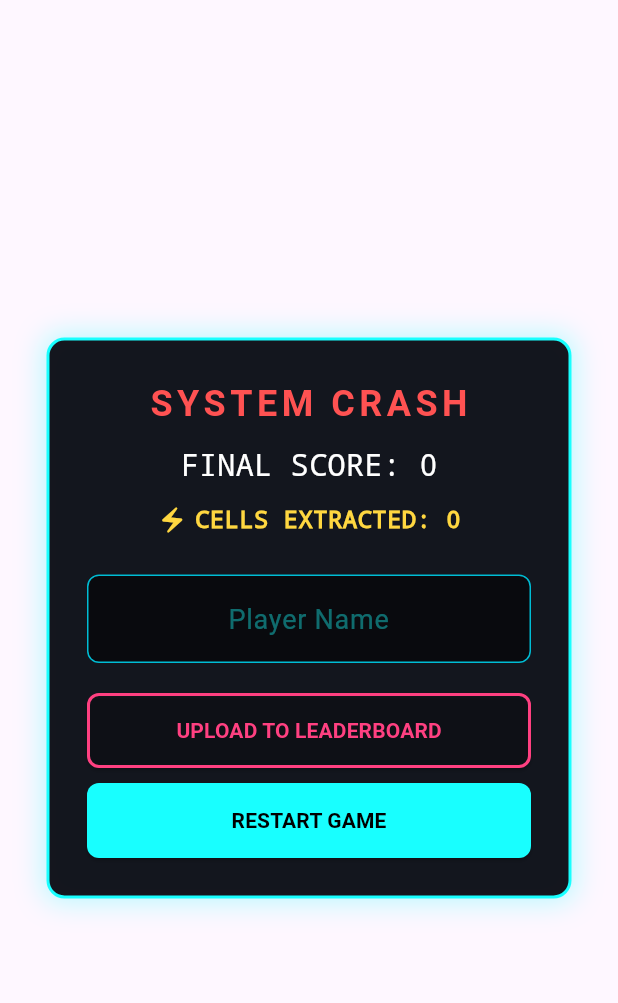
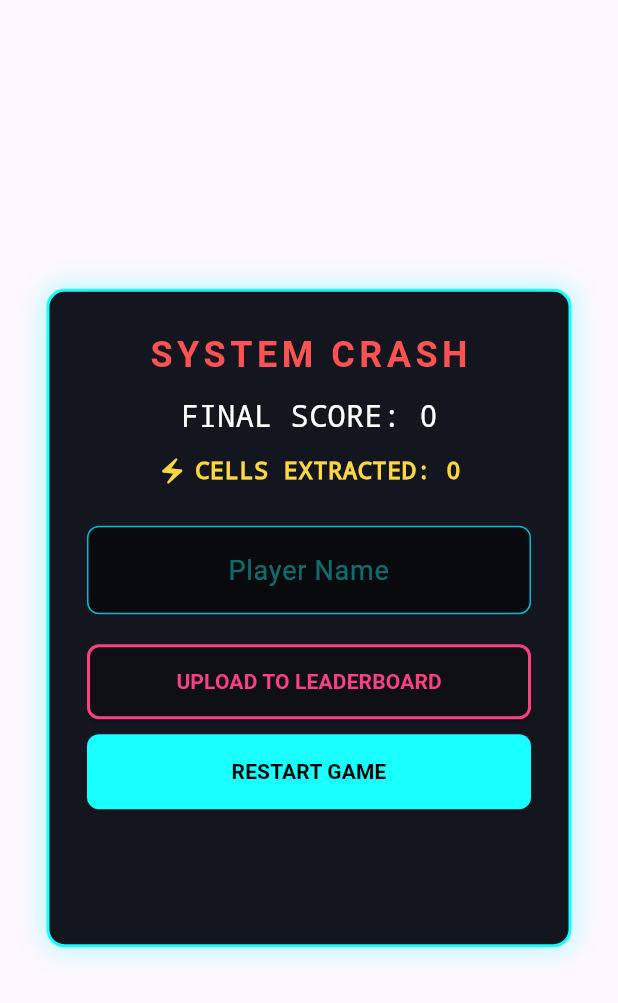
Before and after one commit to HarshG912/maglev-flip, a Flutter app: the GameOverMenu widget shown alone on an empty page, opened directly with empty values, on a phone screen of 412 x 824 dp. Shown: the top 1003 px of the screen. Run offline on Flutter 3.47's test engine with Material 3 defaults, Android fonts, the phone set to English and light mode, and no system bars; our stand-ins replace audioplayers, csv, google_mobile_ads, share_plus, supabase_flutter, video_player; missing offline and left inert: flame, flame_audio; accounts and stored records are empty; network calls fail.

Commit message:
objects alignement rectified

```diff
--- /dev/null
+++ b/lib/ad_banner.dart
@@ -0,0 +1,77 @@
+import 'package:flutter/foundation.dart';
+import 'package:flutter/material.dart';
+import 'package:google_mobile_ads/google_mobile_ads.dart';
+
+class AdBannerWidget extends StatefulWidget {
+  const AdBannerWidget({super.key});
+
+  @override
+  State<AdBannerWidget> createState() => _AdBannerWidgetState();
+}
+
+class _AdBannerWidgetState extends State<AdBannerWidget> {
+  BannerAd? _bannerAd;
+  bool _isLoaded = false;
+
+  // The actual ad unit ID for the banner
+  final String adUnitId = (defaultTargetPlatform == TargetPlatform.android)
+    ? 'ca-app-pub-8549088389116177/6950861234'
+    : 'ca-app-pub-3940256099942544/2934735716'; // Fallback iOS test ID
+
+  @override
+  void initState() {
+    super.initState();
+    if (!kIsWeb) {
+      _loadAd();
+    }
+  }
+
+  void _loadAd() {
+    final bannerAd = BannerAd(
+      size: AdSize.banner,
+      adUnitId: adUnitId,
+      request: const AdRequest(),
+      listener: BannerAdListener(
+        onAdLoaded: (ad) {
+          if (!mounted) {
+            ad.dispose();
+            return;
+          }
+          setState(() {
+            _bannerAd = ad as BannerAd;
+            _isLoaded = true;
+          });
+        },
+        onAdFailedToLoad: (ad, error) {
+          print('BannerAd failed to load: $error');
+          ad.dispose();
+        },
+      ),
+    );
+    bannerAd.load();
+  }
+
+  @override
+  void dispose() {
+    _bannerAd?.dispose();
+    super.dispose();
+  }
+
+  @override
+  Widget build(BuildContext context) {
+    if (_isLoaded && _bannerAd != null) {
+      return Container(
+        width: _bannerAd!.size.width.toDouble(),
+        height: _bannerAd!.size.height.toDouble(),
+        alignment: Alignment.center,
+        child: AdWidget(ad: _bannerAd!),
+      );
+    }
+
+    // Return an empty box if the ad hasn't loaded yet to avoid Layout Shift
+    return const SizedBox(
+      width: 320,
+      height: 50,
+    );
+  }
+}
--- a/lib/maglev_flip_game.dart
+++ b/lib/maglev_flip_game.dart
@@ -127,6 +127,9 @@ class MaglevFlipGame extends FlameGame with TapCallbacks, HasCollisionDetection
   @override
   FutureOr<void> onLoad() async {
     super.onLoad();
+
+    // Turn this on! It draws neon boxes around all hitboxes.
+    debugMode = true;
 
     // Set the audio player to loop infinitely
     await bgmPlayer.setReleaseMode(ReleaseMode.loop);
@@ -946,7 +949,8 @@ class MaglevFlipGame extends FlameGame with TapCallbacks, HasCollisionDetection
 }
 
 class RailComponent extends SpriteComponent with HasGameRef<MaglevFlipGame> {
-  RailComponent({required super.position, required super.size});
+  RailComponent({required Vector2 position, required Vector2 size})
+      : super(position: position, size: size, anchor: Anchor.center);
 
   @override
   FutureOr<void> onLoad() async {
@@ -964,10 +968,7 @@ class PlayerComponent extends SpriteComponent with CollisionCallbacks, HasGameRe
   final Random _random = Random();
   double _trailTimer = 0; // Keeps track of when to spit out a new spark
 
-  PlayerComponent({required this.rail}) : super(size: playerSize) {
-    // Keep the anchor exactly in the center to make math and rotation easier
-    anchor = Anchor.center;
-  }
+  PlayerComponent({required this.rail}) : super(size: playerSize, anchor: Anchor.center);
 
   @override
   FutureOr<void> onLoad() async {
@@ -1191,9 +1192,7 @@ class DataShard extends PositionComponent with CollisionCallbacks, HasGameRef<Ma
   double _animationTime = 0;
 
   DataShard({required this.isTop, required Vector2 position})
-      : super(position: position, size: Vector2(24, 24)) {
-    anchor = Anchor.center;
-  }
+      : super(position: position, size: Vector2(24, 24), anchor: Anchor.center);
 
   final Paint _paint = Paint()
     ..color = Colors.amberAccent
@@ -1245,9 +1244,7 @@ class Obstacle extends SpriteComponent with HasGameRef<MaglevFlipGame>, Collisio
   final bool isTop;
 
   Obstacle({required this.isTop, required Vector2 position, required Sprite sprite})
-      : super(position: position, size: Vector2(80, 80), sprite: sprite) {
-    anchor = Anchor.center;
-  }
+      : super(position: position, size: Vector2(80, 80), sprite: sprite, anchor: Anchor.center);
 
   @override
   FutureOr<void> onLoad() async {
--- a/lib/main.dart
+++ b/lib/main.dart
@@ -8,9 +8,18 @@ import 'package:path_provider/path_provider.dart';
 import 'maglev_flip_game.dart';
 import 'audio_manager.dart';
 import 'ui/widgets/video_background.dart';
+import 'ad_banner.dart';
+
+import 'package:flutter/foundation.dart';
+import 'package:google_mobile_ads/google_mobile_ads.dart';
 
 Future<void> main() async {
   WidgetsFlutterBinding.ensureInitialized();
+
+  // Initialize Google Mobile Ads ONLY on Native, AdSense handles Web natively via index.html
+  if (!kIsWeb) {
+    await MobileAds.instance.initialize();
+  }
 
   await Supabase.initialize(
     url: 'https://hteolkfbjmouicmyuxqv.supabase.co',
@@ -553,7 +562,11 @@ class _MainMenuState extends State<MainMenu> {
                   ],
                 ),
               ),
-            ]
+            ],
+
+            const SizedBox(height: 20),
+            // The AdMob Banner
+            const AdBannerWidget(),
           ],
         ),
       ),
@@ -622,7 +635,14 @@ class _GameOverMenuState extends State<GameOverMenu> {
           ],
         ),
         width: 350,
-        child: _hasSubmitted ? _buildLeaderboard() : _buildSubmissionForm(),
+        child: Column(
+          mainAxisSize: MainAxisSize.min,
+          children: [
+            _hasSubmitted ? _buildLeaderboard() : _buildSubmissionForm(),
+            const SizedBox(height: 15),
+            const AdBannerWidget(),
+          ],
+        ),
       ),
     );
   }
--- a/pubspec.yaml
+++ b/pubspec.yaml
@@ -19,6 +19,7 @@ dependencies:
   share_plus: ^13.1.0
   video_player: ^2.11.1
   audioplayers: ^6.7.1
+  google_mobile_ads: ^9.0.0
 
 dev_dependencies:
   flutter_test:
```
Also changed, not shown: pubspec.lock, 1 other file.
